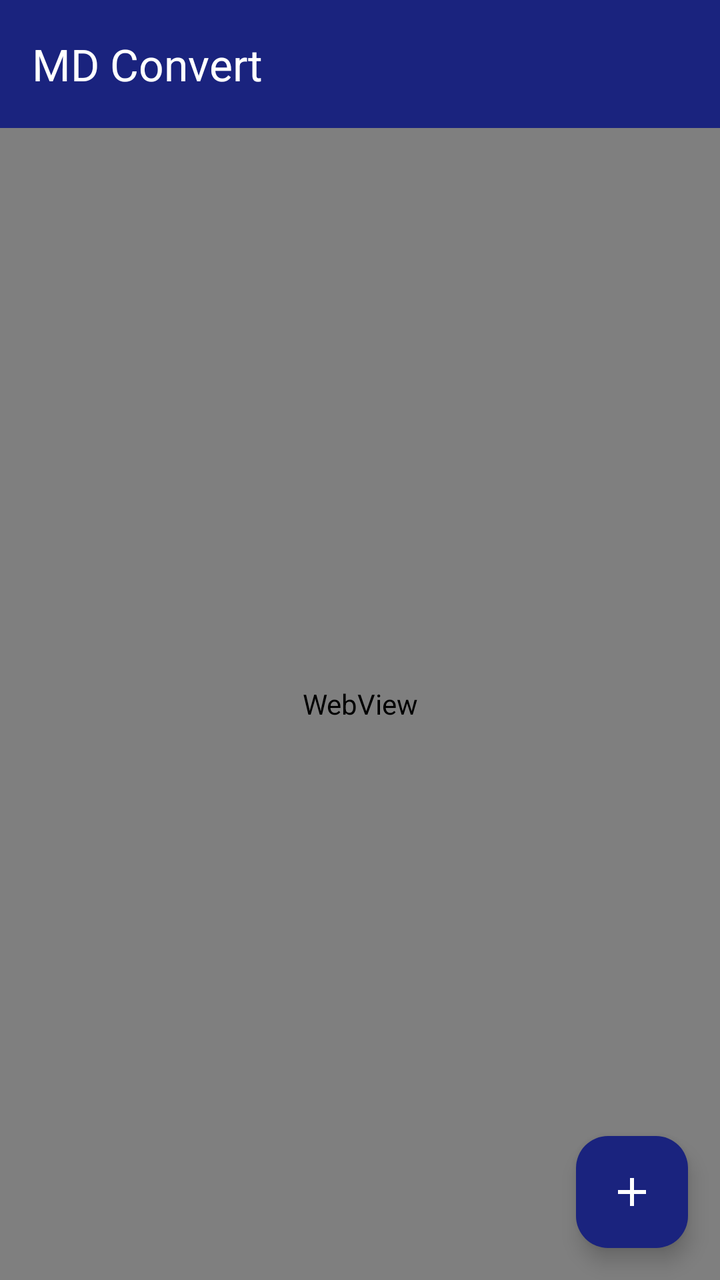
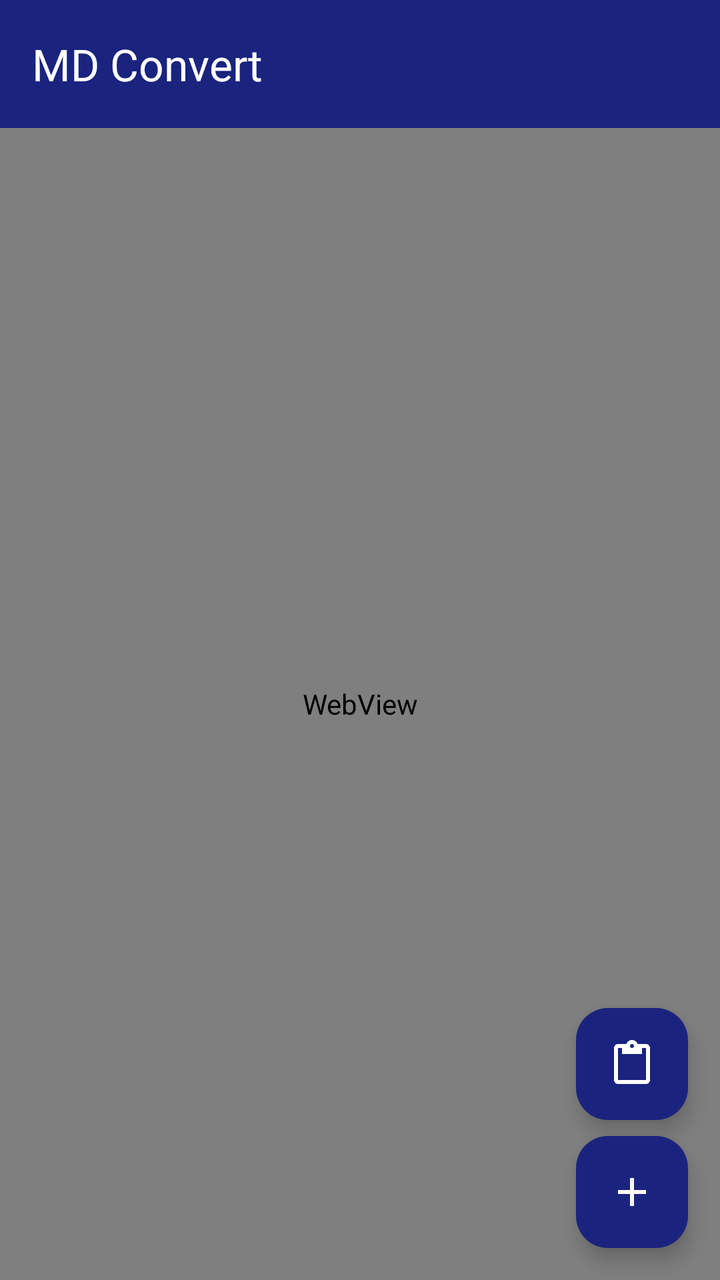

The first picture is an Android layout as it rendered before a commit; the second is the same layout after the commit. The layout source and the unified diff follow.
<!-- AndroidManifest.xml: application theme Theme.MDConvert -->
<!-- res/layout/activity_main.xml -->
<?xml version="1.0" encoding="utf-8"?>
<androidx.coordinatorlayout.widget.CoordinatorLayout
    xmlns:android="http://schemas.android.com/apk/res/android"
    xmlns:app="http://schemas.android.com/apk/res-auto"
    android:layout_width="match_parent"
    android:layout_height="match_parent">

    <com.google.android.material.appbar.AppBarLayout
        android:layout_width="match_parent"
        android:layout_height="wrap_content">

        <com.google.android.material.appbar.MaterialToolbar
            android:id="@+id/toolbar"
            android:layout_width="match_parent"
            android:layout_height="?attr/actionBarSize"
            android:background="?attr/colorPrimary"
            app:title="@string/app_name"
            app:titleTextColor="@android:color/white"
            app:subtitleTextColor="#B0BEC5" />
    </com.google.android.material.appbar.AppBarLayout>

    <WebView
        android:id="@+id/webView"
        android:layout_width="match_parent"
        android:layout_height="match_parent"
        app:layout_behavior="@string/appbar_scrolling_view_behavior" />

    <com.google.android.material.floatingactionbutton.FloatingActionButton
        android:id="@+id/fabOpen"
        android:layout_width="wrap_content"
        android:layout_height="wrap_content"
        android:layout_gravity="bottom|end"
        android:layout_margin="16dp"
        android:contentDescription="@string/open_file"
        android:src="@drawable/ic_add"
        app:tint="@android:color/white" />

</androidx.coordinatorlayout.widget.CoordinatorLayout>
<!-- resources referenced by this layout -->
<resources>
  <!-- drawable ic_add (drawable) -->
  <?xml version="1.0" encoding="utf-8"?>
  <vector xmlns:android="http://schemas.android.com/apk/res/android"
      android:width="24dp"
      android:height="24dp"
      android:viewportWidth="24"
      android:viewportHeight="24"
      android:tint="?attr/colorOnPrimary">
      <path
          android:fillColor="@android:color/white"
          android:pathData="M19,13h-6v6h-2v-6H5v-2h6V5h2v6h6v2z" />
  </vector>
  <string name="app_name">MD Convert</string>
  <string name="open_file">Open Markdown file</string>
  <style name="Theme.MDConvert" parent="Theme.Material3.Light.NoActionBar">
          <item name="colorPrimary">#1a237e</item>
          <item name="colorPrimaryVariant">#000051</item>
          <item name="colorOnPrimary">@android:color/white</item>
          <item name="colorSecondary">#1565c0</item>
          <item name="colorSecondaryVariant">#003c8f</item>
          <item name="colorOnSecondary">@android:color/white</item>
          <item name="floatingActionButtonStyle">@style/Widget.App.FAB</item>
      </style>
  <style name="Widget.App.FAB" parent="Widget.Material3.FloatingActionButton.Primary">
          <item name="backgroundTint">@color/fab_bg</item>
      </style>
  <color name="fab_bg">#1a237e</color>
</resources>

<!-- the commit's change to res/layout/activity_main.xml (unified diff, before → after) -->
@@ -26,6 +26,18 @@
         app:layout_behavior="@string/appbar_scrolling_view_behavior" />
 
     <com.google.android.material.floatingactionbutton.FloatingActionButton
+        android:id="@+id/fabPaste"
+        android:layout_width="wrap_content"
+        android:layout_height="wrap_content"
+        android:layout_gravity="bottom|end"
+        android:layout_marginEnd="16dp"
+        android:layout_marginBottom="80dp"
+        android:contentDescription="@string/paste_clipboard"
+        android:src="@drawable/ic_paste"
+        app:fabSize="mini"
+        app:tint="@android:color/white" />
+
+    <com.google.android.material.floatingactionbutton.FloatingActionButton
         android:id="@+id/fabOpen"
         android:layout_width="wrap_content"
         android:layout_height="wrap_content"
<!-- resource entries referenced after the edit -->
@@ -12,8 +12,21 @@
           android:fillColor="@android:color/white"
           android:pathData="M19,13h-6v6h-2v-6H5v-2h6V5h2v6h6v2z" />
   </vector>
+  <!-- drawable ic_paste (drawable) -->
+  <?xml version="1.0" encoding="utf-8"?>
+  <vector xmlns:android="http://schemas.android.com/apk/res/android"
+      android:width="24dp"
+      android:height="24dp"
+      android:viewportWidth="24"
+      android:viewportHeight="24"
+      android:tint="?attr/colorOnPrimary">
+      <path
+          android:fillColor="@android:color/white"
+          android:pathData="M19,2h-4.18C14.4,0.84 13.3,0 12,0c-1.3,0 -2.4,0.84 -2.82,2L5,2c-1.1,0 -2,0.9 -2,2v16c0,1.1 0.9,2 2,2h14c1.1,0 2,-0.9 2,-2V4c0,-1.1 -0.9,-2 -2,-2zM12,2c0.55,0 1,0.45 1,1s-0.45,1 -1,1 -1,-0.45 -1,-1 0.45,-1 1,-1zM19,20H5V4h2v3h10V4h2v16z" />
+  </vector>
   <string name="app_name">MD Convert</string>
   <string name="open_file">Open Markdown file</string>
+  <string name="paste_clipboard">Paste from clipboard</string>
   <style name="Theme.MDConvert" parent="Theme.Material3.Light.NoActionBar">
           <item name="colorPrimary">#1a237e</item>
           <item name="colorPrimaryVariant">#000051</item>
